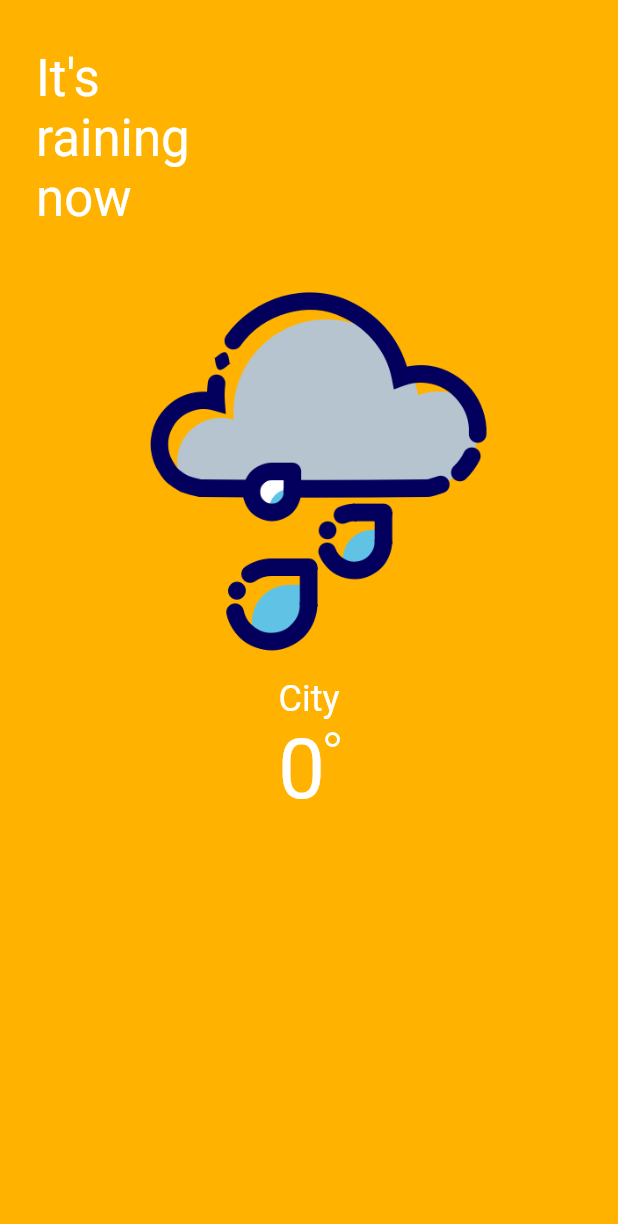
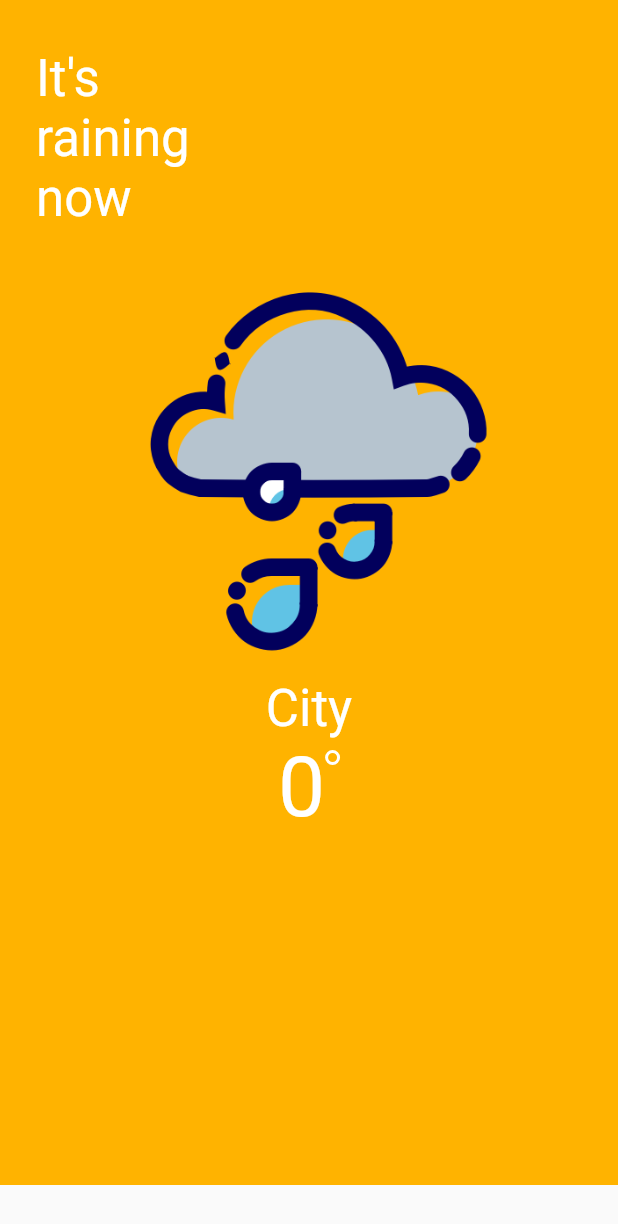
Before and after one commit to MGHZ7/weather-app, a Flutter app: the screen it shows after launch, on a phone screen of 412 x 824 dp. Shown: the top 1224 px of the screen. Run offline on Flutter 3.47's test engine with Material 2 defaults, Android fonts, the phone set to English and light mode, and no system bars.

Commit message:
Set column in single child scroll view

```diff
--- a/lib/view/widget/weather_brief.dart
+++ b/lib/view/widget/weather_brief.dart
@@ -17,8 +17,9 @@ class WeatherBrief extends StatelessWidget {
     return Container(
       padding: const EdgeInsets.symmetric(vertical: 32, horizontal: 24),
       color: Colors.amber.shade600,
+      child: SingleChildScrollView(
         child: Column(
-        mainAxisSize: MainAxisSize.max,
+          mainAxisSize: MainAxisSize.min,
           children: [
             Row(
               mainAxisAlignment: MainAxisAlignment.start,
@@ -49,7 +50,7 @@ class WeatherBrief extends StatelessWidget {
                   children: [
                     Text(
                       _city,
-                    style: Theme.of(context).textTheme.headline5,
+                      style: Theme.of(context).textTheme.headline4,
                     ),
                     Row(
                       crossAxisAlignment: CrossAxisAlignment.start,
@@ -75,19 +76,15 @@ class WeatherBrief extends StatelessWidget {
                 )
               ],
             ),
-/*
-          Row(
-            children: [
-              Expanded(
+            ConstrainedBox(
+              constraints: BoxConstraints(maxHeight: 200),
               child: ListView(
                 scrollDirection: Axis.horizontal,
                 children: [],
               ),
             )
           ],
-          )
-*/
-        ],
+        ),
       ),
     );
   }
```
Lines whose indentation alone changed are shown as unchanged.
